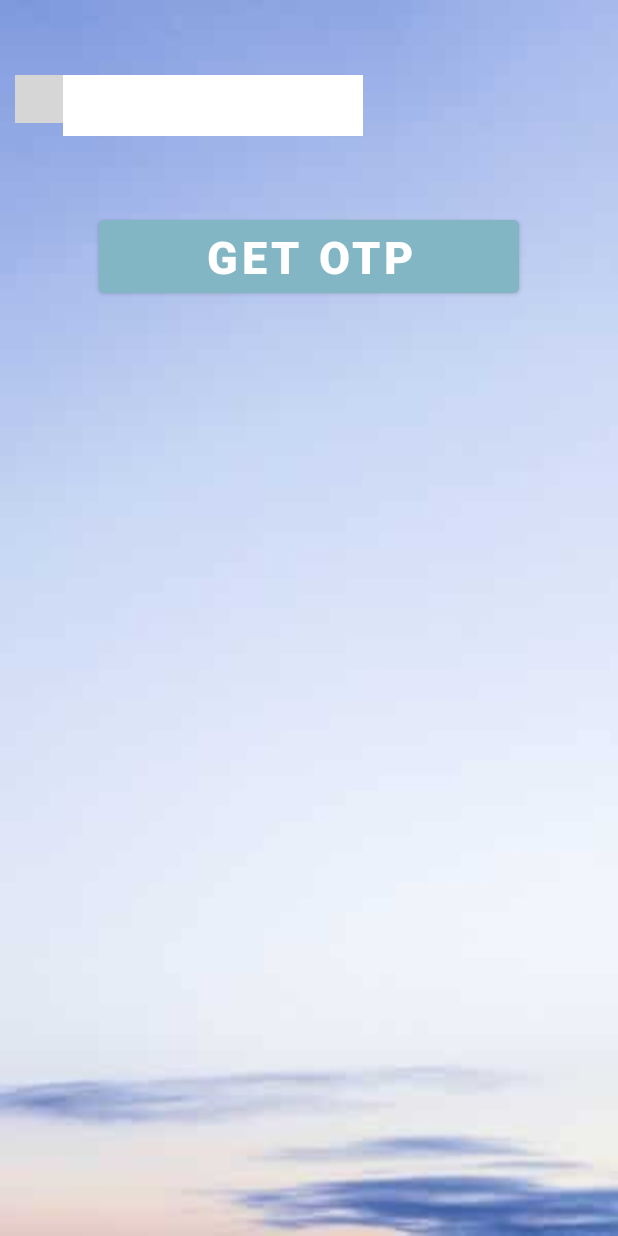
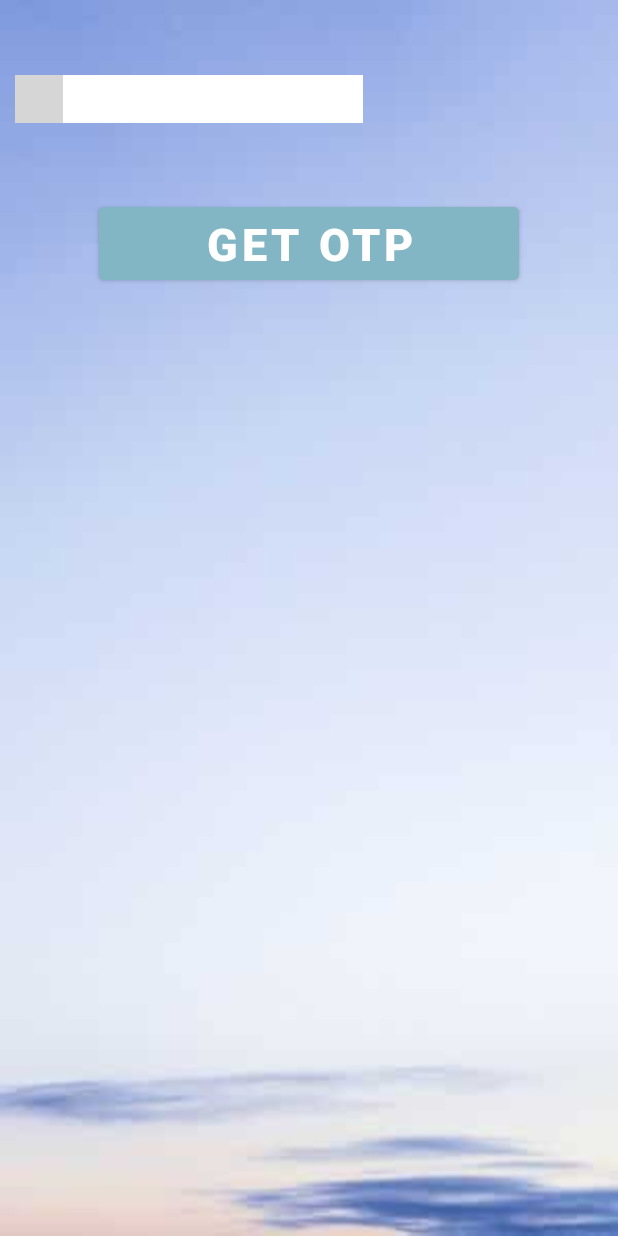
Before and after one commit to ahsanhabeeb-bd/mimo, an Android app: the Phone_number screen opened directly, with no data from a screen before it, on a phone screen of 412 x 824 dp. Run offline under Robolectric (Android 15) with nearby library versions, the phone set to English and light mode, and no system bars; libraries missing offline, so code that uses them is left out: com.hbb20; plain views replace CountryCodePicker; 2 statements that could not run were skipped; grey boxes are pictures that could not be loaded.

Commit message:
phone otp ok

```diff
--- a/app/build.gradle
+++ b/app/build.gradle
@@ -1,5 +1,6 @@
 plugins {
     id 'com.android.application'
+    id 'com.google.gms.google-services'
 }
 
 android {
@@ -33,6 +34,7 @@ dependencies {
     implementation 'androidx.appcompat:appcompat:1.5.1'
     implementation 'com.google.android.material:material:1.7.0'
     implementation 'androidx.constraintlayout:constraintlayout:2.1.4'
+    implementation 'com.google.firebase:firebase-auth:21.1.0'
     testImplementation 'junit:junit:4.13.2'
     androidTestImplementation 'androidx.test.ext:junit:1.1.4'
     androidTestImplementation 'androidx.test.espresso:espresso-core:3.5.0'
--- a/app/src/main/java/com/example/mimo/Phone_number.java
+++ b/app/src/main/java/com/example/mimo/Phone_number.java
@@ -2,13 +2,39 @@ package com.example.mimo;
 
 import androidx.appcompat.app.AppCompatActivity;
 
+import android.content.Intent;
 import android.os.Bundle;
+import android.view.View;
+import android.widget.Button;
+import android.widget.EditText;
 
-public class Phone_number extends AppCompatActivity {
+import com.hbb20.CountryCodePicker;
 
+public class Phone_number extends AppCompatActivity
+{
+    CountryCodePicker ccp;
+    EditText t1;
+    Button b1;
     @Override
     protected void onCreate(Bundle savedInstanceState) {
         super.onCreate(savedInstanceState);
         setContentView(R.layout.activity_phone_number);
+
+        t1=(EditText) findViewById(R.id.t1);
+        ccp=(CountryCodePicker) findViewById(R.id.ccp);
+        ccp.registerCarrierNumberEditText(t1);
+        b1=(Button) findViewById(R.id.b1);
+
+        b1.setOnClickListener(new View.OnClickListener() {
+            @Override
+            public void onClick(View view) {
+                Intent intent = new Intent(Phone_number.this,Manageotp.class);
+                intent.putExtra("mobile",ccp.getFullNumberWithPlus().replace(" ",""));
+                startActivity(intent);
+            }
+        });
+
+
+
     }
 }
--- a/app/src/main/res/layout/activity_main.xml
+++ b/app/src/main/res/layout/activity_main.xml
@@ -8,6 +8,7 @@
     tools:context=".MainActivity"
     android:orientation="vertical"
     android:background="@drawable/first_bacground"
+
     >
 
     <TextView
--- a/app/src/main/res/layout/activity_phone_number.xml
+++ b/app/src/main/res/layout/activity_phone_number.xml
@@ -21,20 +21,21 @@
 
         >
         <com.hbb20.CountryCodePicker
-            android:id="@+id/countryCode_picker"
+            android:id="@+id/ccp"
             android:layout_width="wrap_content"
-            android:layout_height="wrap_content"
+            android:layout_height="match_parent"
             android:layout_marginTop="50dp"
             android:layout_marginLeft="10dp"
             android:background="@color/white"
             />
         <EditText
+            android:id="@+id/t1"
             android:layout_width="200dp"
-            android:layout_height="wrap_content"
+            android:layout_height="match_parent"
             android:layout_marginTop="50dp"
             android:background="@color/white"
             android:textStyle="bold"
-            android:textSize="30sp"
+            android:textSize="20sp"
             android:inputType="number"
             android:digits="0123456789"
             />
@@ -42,6 +43,7 @@
     </LinearLayout>
 
     <Button
+        android:id="@+id/b1"
         android:layout_width="280dp"
         android:layout_height="wrap_content"
         android:layout_marginTop="50dp"
--- a/build.gradle
+++ b/build.gradle
@@ -1,4 +1,8 @@
-// Top-level build file where you can add configuration options common to all sub-projects/modules.
+buildscript {
+    dependencies {
+        classpath 'com.google.gms:google-services:4.3.14'
+    }
+}// Top-level build file where you can add configuration options common to all sub-projects/modules.
 plugins {
     id 'com.android.application' version '7.3.1' apply false
     id 'com.android.library' version '7.3.1' apply false
```
Also changed, not shown: app/src/main/AndroidManifest.xml (+14 -0 lines), app/src/main/java/com/example/mimo/Manageotp.java (added, +120 -0 lines), app/src/main/res/layout/activity_manageotp.xml (added, +27 -0 lines).
